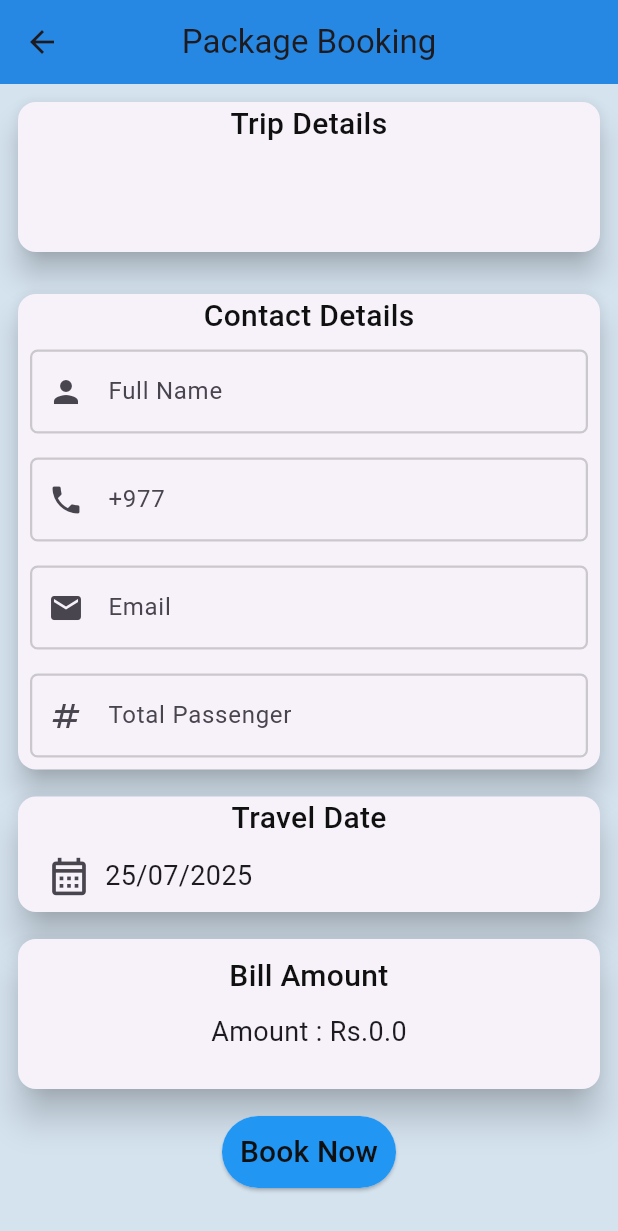
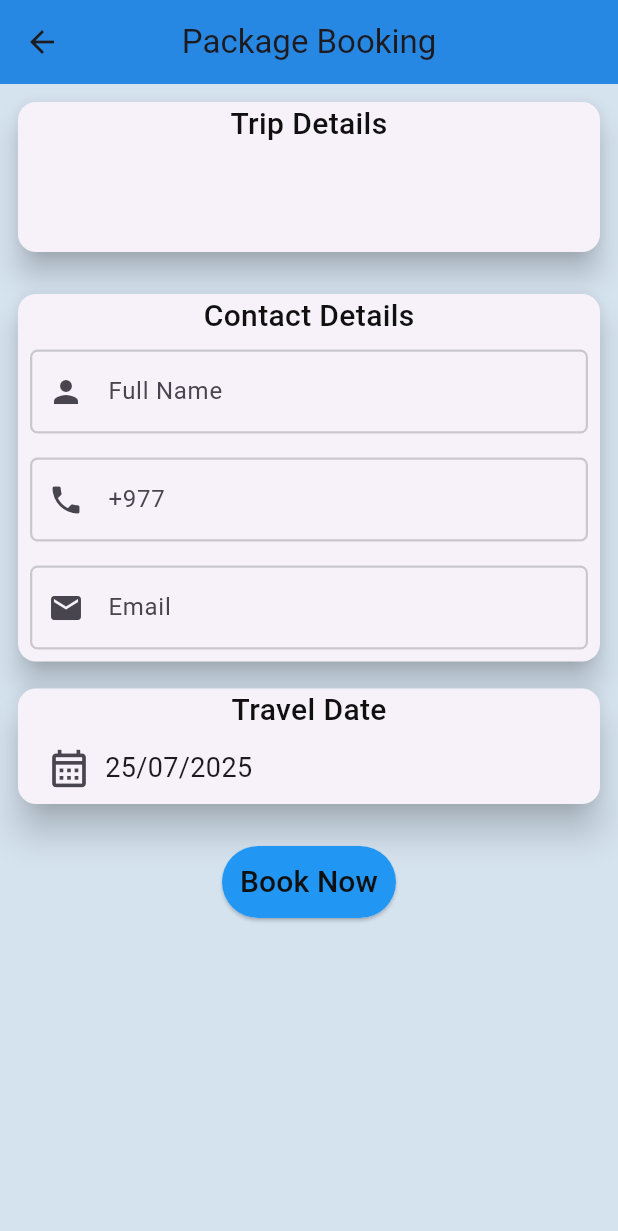
Before and after one commit to ribesh07/Saralyatra, a Flutter app: the PackageBooking screen opened directly with empty values, on a phone screen of 412 x 824 dp. Shown: the top 1231 px of the screen. Run offline on Flutter 3.47's test engine with Material 3 defaults, Android fonts, the light colour scheme and no system bars; our stand-ins replace cloud_firestore, dio, email_validator, firebase_auth, firebase_core, firebase_storage and 17 more; missing offline and left inert: app_linkster, dart:ffi, flutter_sound, khalti_flutter; accounts and stored records are empty.

Commit message:
Refactor booking and reservation logic; add status field to reservation and payment details

```diff
--- a/lib/Booking/package_booking.dart
+++ b/lib/Booking/package_booking.dart
@@ -30,7 +30,7 @@
   final phonecontroller = TextEditingController();
   final formkey = GlobalKey<FormState>();
   final mailcontroller = TextEditingController();
-  final passengercontroller = TextEditingController();
+  // final passengercontroller = TextEditingController();
   String tripdetails = '[details]';
   var departureDate = DateFormat("dd/MM/yyyy").format(DateTime.now());
   String packagePrice = "0";
@@ -132,11 +132,12 @@
           'name': namecontroller.text.trim(),
           'packageName': widget.packageTitle,
           'reservationDate': departureDate,
-          'totalPassenger': passengercontroller.text.trim(),
+          // 'totalPassenger': passengercontroller.text.trim(),
           'price': packagePrice,
           'bookingDate': DateTime.now().toIso8601String(),
           'bookingTime': DateFormat('HH:mm').format(DateTime.now()),
           'userUid': currentUser.uid,
+          'status': 'pending',
         };
 
         // Save to Firebase location: uploads/packageDetails/packages/{uniqueId}
@@ -291,15 +292,15 @@
                             validator: (value) =>
                                 provider.emailValidator(value),
                           ),
-                          InputField(
-                            icon: Icons.numbers,
-                            label: "Total Passenger",
-                            controller: passengercontroller,
-                            inputFormat: [
-                              FilteringTextInputFormatter.digitsOnly,
-                            ],
-                            validator: (value) => provider.passValidator(value),
-                          ),
+                          // InputField(
+                          //   icon: Icons.numbers,
+                          //   label: "Total Passenger",
+                          //   controller: passengercontroller,
+                          //   inputFormat: [
+                          //     FilteringTextInputFormatter.digitsOnly,
+                          //   ],
+                          //   validator: (value) => provider.passValidator(value),
+                          // ),
                         ],
                       ),
                     ),
@@ -380,32 +381,32 @@
                     ),
 
                     //billing
-                    Card(
-                      elevation: 10,
-                      child: Container(
-                        height: 100,
-                        width: MediaQuery.of(context).size.width,
-                        child: Column(
-                          children: [
-                            SizedBox(
-                              height: 10,
-                            ),
-                            Text(
-                              'Bill Amount',
-                              style: textStyle,
-                              textAlign: TextAlign.center,
-                            ),
-                            SizedBox(
-                              height: 10,
-                            ),
-                            Text(
-                              "Amount : Rs.$toPay",
-                              style: TextStyle(fontSize: 18),
-                            ),
-                          ],
-                        ),
-                      ),
-                    ),
+                    // Card(
+                    //   elevation: 10,
+                    //   child: Container(
+                    //     height: 100,
+                    //     width: MediaQuery.of(context).size.width,
+                    //     child: Column(
+                    //       children: [
+                    //         SizedBox(
+                    //           height: 10,
+                    //         ),
+                    //         Text(
+                    //           'Bill Amount',
+                    //           style: textStyle,
+                    //           textAlign: TextAlign.center,
+                    //         ),
+                    //         SizedBox(
+                    //           height: 10,
+                    //         ),
+                    //         Text(
+                    //           "Amount : Rs.$toPay",
+                    //           style: TextStyle(fontSize: 18),
+                    //         ),
+                    //       ],
+                    //     ),
+                    //   ),
+                    // ),
                     SizedBox(
                       height: 10,
                     ),
--- a/lib/pages/botton_nav_bar.dart
+++ b/lib/pages/botton_nav_bar.dart
@@ -110,6 +110,7 @@
     return Scaffold(
       appBar: AppBar(
         backgroundColor: appbarcolor,
+
         title: const Text('SaralYatra'),
         centerTitle: true,
         automaticallyImplyLeading: false,
--- a/lib/pages/reservation_screen.dart
+++ b/lib/pages/reservation_screen.dart
@@ -105,6 +105,7 @@
           'bookingDate': DateTime.now().toIso8601String(),
           'bookingTime': DateFormat('HH:mm').format(DateTime.now()),
           'userUid': currentUser.uid,
+          'status': 'pending', // Add status field
         };
 
         // Save to Firebase location: history/upcomingHistoryDetails/reservation/{uniqueId}
@@ -122,7 +123,6 @@
         }
 
         print('Reservation details stored successfully');
-
       } catch (e) {
         // Close loading dialog safely
         if (isDialogShowing && mounted) {
@@ -430,7 +430,8 @@
                                             final snackBar = SnackBar(
                                               backgroundColor: Colors.green,
                                               elevation: 10,
-                                              duration: Duration(milliseconds: 3000),
+                                              duration:
+                                                  Duration(milliseconds: 3000),
                                               content: const Text(
                                                 "Reservation created successfully! We will contact you soon.",
                                                 style: TextStyle(fontSize: 16),
--- a/lib/payments/esewa_function.dart
+++ b/lib/payments/esewa_function.dart
@@ -114,6 +114,7 @@
       'uniqueBusID': uniqueBusID,
       'userUid': userID,
       'location': location,
+      'status': 'pending',
     };
 
     try {
```
Also changed, not shown: lib/pages/Home_screen.dart (+38 -15 lines), lib/pages/tickets/upcoming_tickets.dart (+16 -11 lines).
